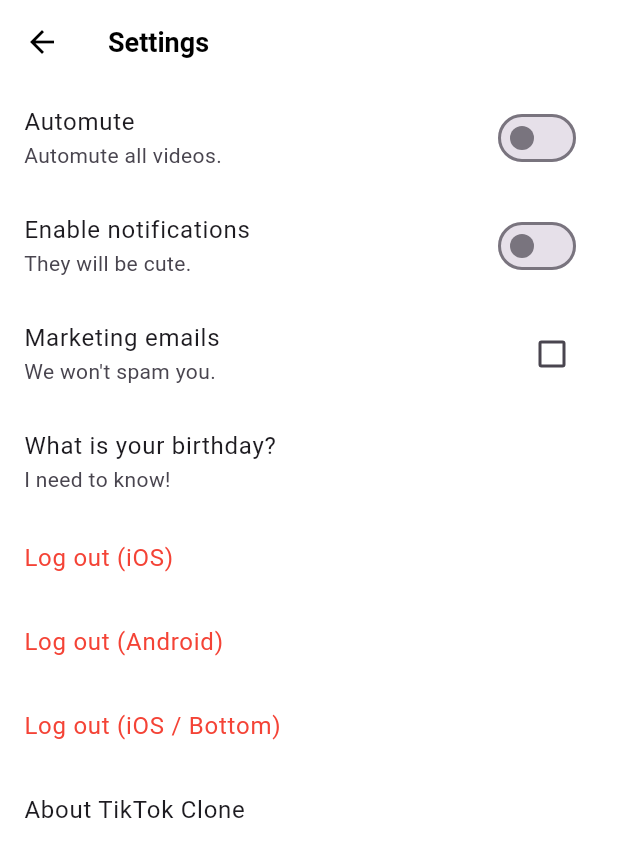
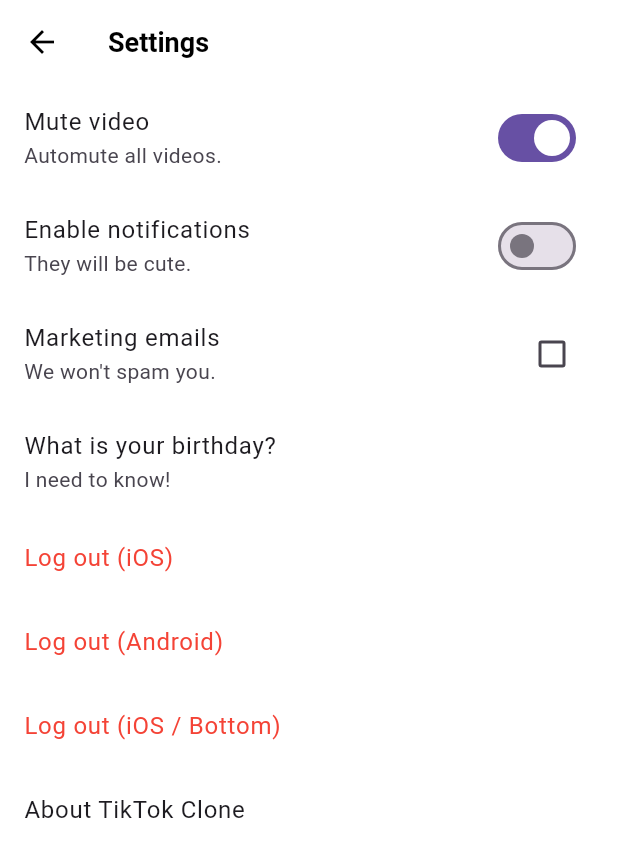
Before and after one commit to hyejj19/tiktok_clone, a Flutter app: the SettingsScreen screen opened directly, on a phone screen of 412 x 824 dp. Shown: the top 857 px of the screen. Run offline on Flutter 3.47's test engine with Material 3 defaults, Android fonts, the phone set to English and light mode, and no system bars; our stand-ins replace camera, font_awesome_flutter, go_router, permission_handler, video_player, visibility_detector.

```diff
--- a/lib/common/widgets/video_configuration/video_config.dart
+++ b/lib/common/widgets/video_configuration/video_config.dart
@@ -1,53 +1,12 @@
 import 'package:flutter/cupertino.dart';
 
-class VideoConfigData extends InheritedWidget {
-  final bool autoMute;
-  final void Function() toggleAutoMute; // 매개변수가 없고 반환값도 없는 타입
+class VideoConfig extends ChangeNotifier {
+  bool autoMute = true;
 
-  const VideoConfigData({
-    super.key,
-    required super.child,
-    required this.autoMute,
-    required this.toggleAutoMute,
-  });
-
-  static VideoConfigData of(BuildContext context) {
-    return context.dependOnInheritedWidgetOfExactType<VideoConfigData>()!;
-  }
-
-  @override
-  bool updateShouldNotify(covariant InheritedWidget oldWidget) {
-    return true;
+  void toggleAutoMute() {
+    autoMute = !autoMute;
+    notifyListeners();
   }
 }
 
-class VideoConfig extends StatefulWidget {
-  final Widget child;
-
-  const VideoConfig({
-    super.key,
-    required this.child,
-  });
-
-  @override
-  State<VideoConfig> createState() => _VideoConfigState();
-}
-
-class _VideoConfigState extends State<VideoConfig> {
-  bool autoMute = false;
-
-  void _toggelAutoMute() {
-    setState(() {
-      autoMute = !autoMute;
-    });
-  }
-
-  @override
-  Widget build(BuildContext context) {
-    return VideoConfigData(
-      child: widget.child,
-      autoMute: autoMute,
-      toggleAutoMute: _toggelAutoMute,
-    );
-  }
-}
+final videoConfig = VideoConfig();
--- a/lib/features/settings/setting_screen.dart
+++ b/lib/features/settings/setting_screen.dart
@@ -28,13 +28,16 @@ class _SettingsScreenState extends State<SettingsScreen> {
       ),
       body: ListView(
         children: [
-          SwitchListTile.adaptive(
-            value: VideoConfigData.of(context).autoMute,
-            onChanged: (value) {
-              VideoConfigData.of(context).toggleAutoMute();
-            },
-            title: const Text("Automute"),
-            subtitle: const Text("Automute all videos."),
+          AnimatedBuilder(
+            animation: videoConfig,
+            builder: (context, child) => SwitchListTile.adaptive(
+              value: videoConfig.autoMute,
+              onChanged: (value) {
+                videoConfig.toggleAutoMute();
+              },
+              title: const Text("Mute video"),
+              subtitle: const Text("Automute all videos."),
+            ),
           ),
           SwitchListTile.adaptive(
             value: _notifications,
--- a/lib/main.dart
+++ b/lib/main.dart
@@ -1,5 +1,4 @@
 import 'package:flutter/material.dart';
-import 'package:tiktok_code_challenge01/common/widgets/video_configuration/video_config.dart';
 import 'package:tiktok_code_challenge01/constants/sizes.dart';
 import 'package:tiktok_code_challenge01/route.dart';
 
@@ -12,8 +11,7 @@ class TikTokApp extends StatelessWidget {
 
   @override
   Widget build(BuildContext context) {
-    return VideoConfig(
-      child: MaterialApp.router(
+    return MaterialApp.router(
       routerConfig: router,
       title: 'TikTok Clone',
       theme: ThemeData(
@@ -34,7 +32,6 @@ class TikTokApp extends StatelessWidget {
           textSelectionTheme: TextSelectionThemeData(
             cursorColor: const Color(0xFFE9435A),
           )),
-      ),
     );
   }
 }
```
Also changed, not shown: lib/common/widgets/video_configuration/video_config_inherited_widget.dart (added, +54 -0 lines), lib/features/videos/widgets/video_post.dart (+11 -2 lines). Lines whose indentation alone changed are shown as unchanged.
